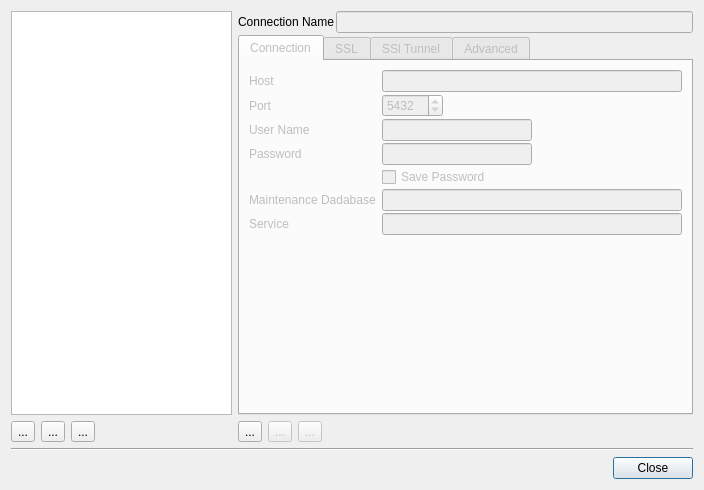
Qt form GUI/pgdbatool/dlgconnections.ui (marcotcal/PG-DBA-Tools) before a commit.
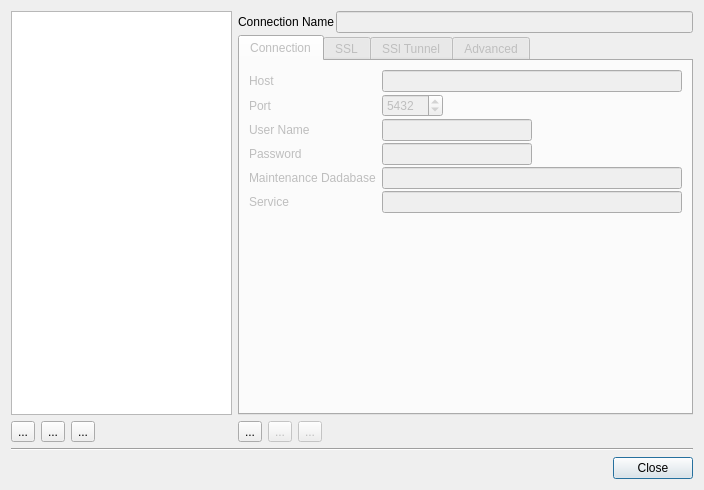
The same form after that commit. Icons and pictures are not drawn.

The edit to the form file:
```diff
--- a/GUI/pgdbatool/dlgconnections.ui
+++ b/GUI/pgdbatool/dlgconnections.ui
@@ -232,7 +232,7 @@
                </property>
               </widget>
              </item>
-             <item row="5" column="0">
+             <item row="4" column="0">
               <widget class="QLabel" name="lb_maintenance_db">
                <property name="text">
                 <string>Maintenance Dadabase</string>
@@ -240,25 +240,18 @@
               </widget>
              </item>
              <item row="4" column="1">
-              <widget class="QCheckBox" name="save_password">
-               <property name="text">
-                <string>Save Password</string>
-               </property>
-              </widget>
+              <widget class="QLineEdit" name="database"/>
              </item>
-             <item row="6" column="0">
+             <item row="5" column="0">
               <widget class="QLabel" name="lb_service">
                <property name="text">
                 <string>Service</string>
                </property>
               </widget>
              </item>
-             <item row="6" column="1">
+             <item row="5" column="1">
               <widget class="QLineEdit" name="service"/>
              </item>
-             <item row="5" column="1">
-              <widget class="QLineEdit" name="database"/>
-             </item>
             </layout>
            </widget>
            <widget class="QWidget" name="tb_ssl">
```
Left out of the diff: 1 changed line with no effect on the pictures.
